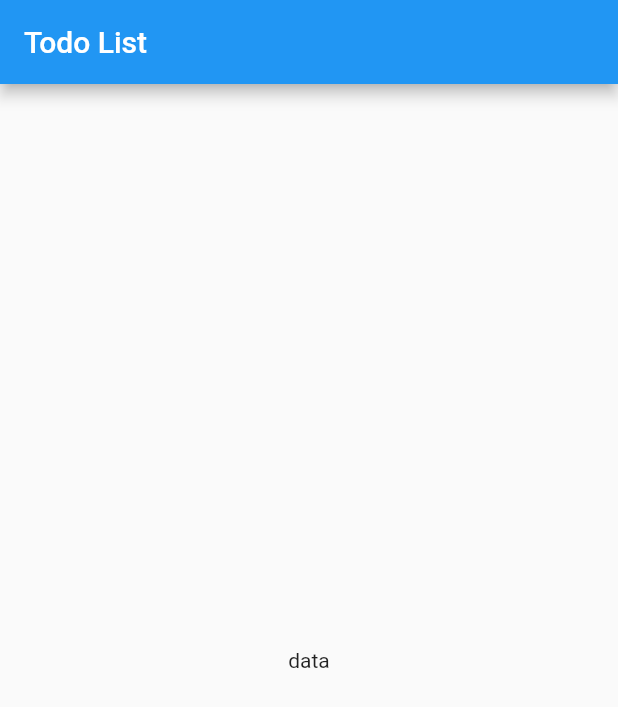
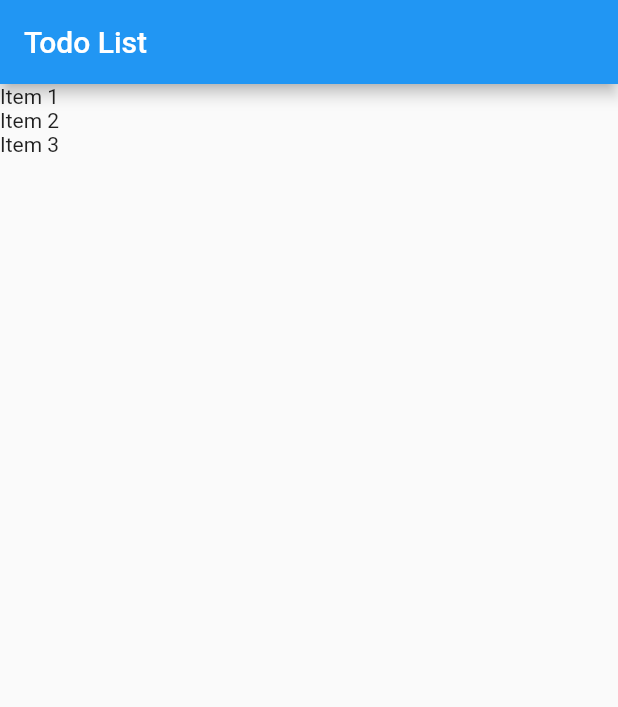
Before and after one commit to claylton/to_do, a Flutter app: the screen it shows after launch, on a phone screen of 412 x 824 dp. Shown: the top 707 px of the screen. Run offline on Flutter 3.47's test engine with Material 2 defaults, Android fonts, the phone set to English and light mode, and no system bars.

Commit message:
Criando a Lista

```diff
--- a/lib/main.dart
+++ b/lib/main.dart
@@ -1,4 +1,6 @@
 import 'package:flutter/material.dart';
+
+import 'models/item.dart';
 
 void main() {
   runApp(MyApp());
@@ -20,19 +22,43 @@
   }
 }
 
-class HomePage extends StatelessWidget {
+//Stateful pos o estado da aplicação muda constantemente
+class HomePage extends StatefulWidget {
+  //Classe pai -> Os métodos criados abaixo só serão chamados uma vez
+
+  //Instanciando o método item -> É Tipo Lista Item
+  var items = new List<Item>();
+
+  //Construtor
+  HomePage() {
+    //inicializando a lista de items
+    items = [];
+    //Adicionando items
+    items.add(Item(title: "Item 1", done: false));
+    items.add(Item(title: "Item 2", done: true));
+    items.add(Item(title: "Item 3", done: false));
+  }
+
+  @override
+  _HomePageState createState() => _HomePageState();
+}
+
+class _HomePageState extends State<HomePage> {
   @override
   Widget build(BuildContext context) {
-//O Scaffold representa uma página é o esqueleto da página
-//Dentro dele temos os widgets
+//Classe filho -> métodos criados abaixo do build serão recriados a cada execução fzd o a lista ser recriada
     return Scaffold(
       appBar: AppBar(
         title: Text("Todo List"),
       ),
-      body: Container(
-        child: Center(
-          child: Text("data"),
-        ),
+      //ListView.builder renderiza a lista sob demanda itens em tela
+      body: ListView.builder(
+        //acessar a variável items criado na classe pai
+        itemCount: widget.items.length,
+        //Função para desenhar os itens em tela
+        itemBuilder: (BuildContext context, int index) {
+          return Text(widget.items[index].title);
+        },
       ),
     );
   }
```
